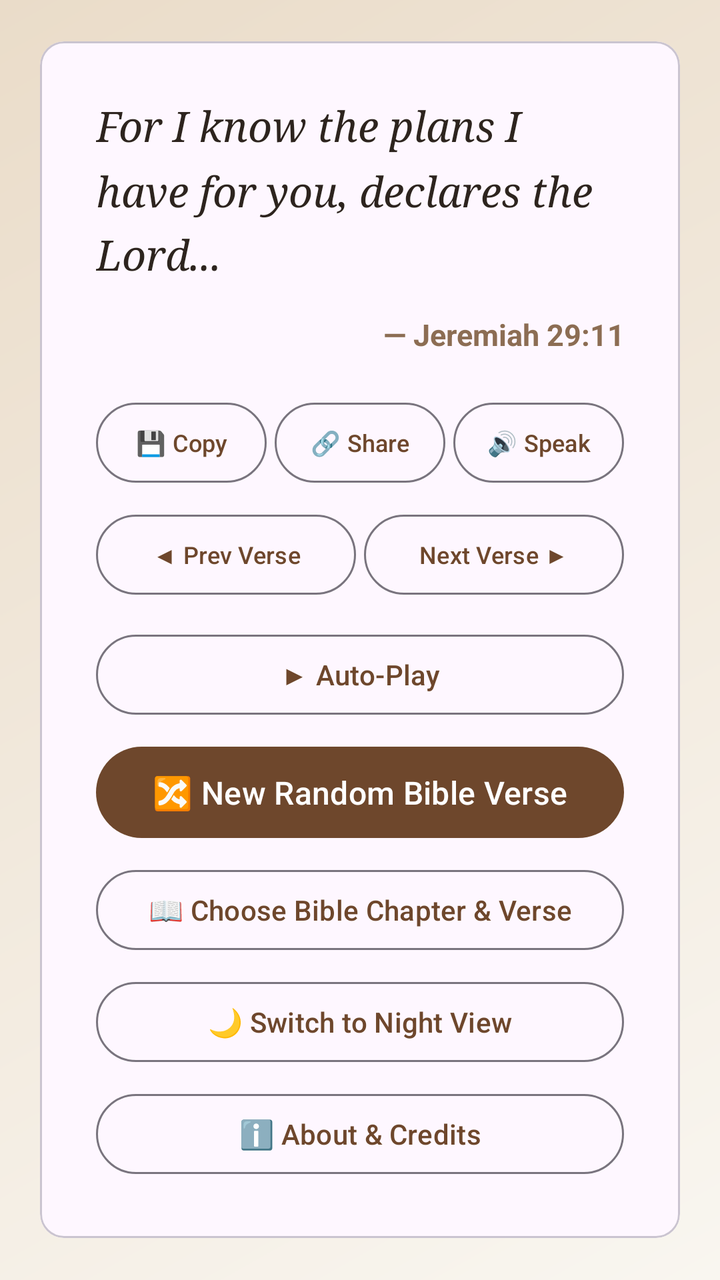
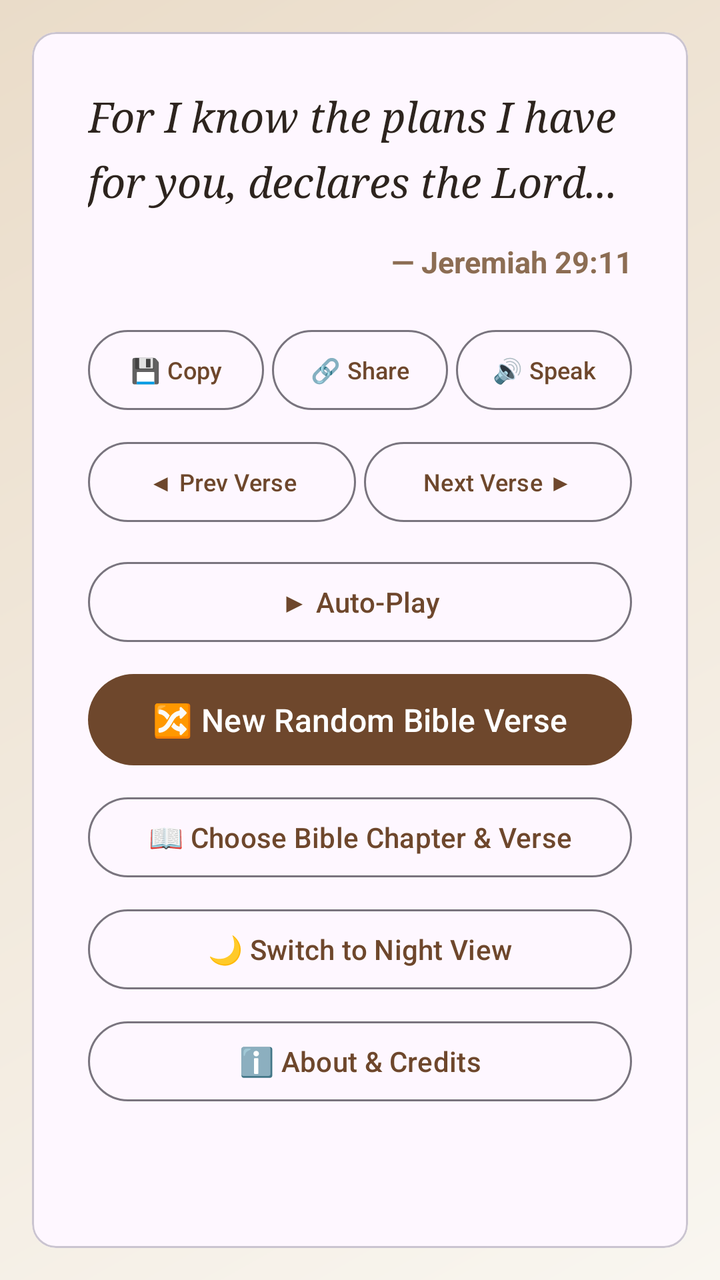

Screens rendered from an Android XML layout before and after an edit, with the pre-edit source and the edit as a unified diff.
<!-- AndroidManifest.xml: application theme Theme.RandomBibleVerse -->
<!-- res/layout/activity_main.xml -->
<?xml version="1.0" encoding="utf-8"?>
<RelativeLayout xmlns:android="http://schemas.android.com/apk/res/android"
    xmlns:app="http://schemas.android.com/apk/auto"
    android:layout_width="match_parent"
    android:layout_height="match_parent"
    android:background="@drawable/bg_gradient">

    
    <com.google.android.material.card.MaterialCardView
        android:id="@+id/verseCard"
        android:layout_width="match_parent"
        android:layout_height="wrap_content"
        android:layout_centerInParent="true"
        android:layout_margin="20dp"
        app:cardCornerRadius="20dp"
        app:cardElevation="8dp"
        app:cardBackgroundColor="#FFFFFF"
        app:strokeWidth="1dp"
        app:strokeColor="#E8E2D5">

        <LinearLayout
            android:layout_width="match_parent"
            android:layout_height="wrap_content"
            android:orientation="vertical"
            android:padding="28dp">

            
            <TextView
                android:id="@+id/tvVerseText"
                android:layout_width="match_parent"
                android:layout_height="wrap_content"
                android:text="For I know the plans I have for you, declares the Lord..."
                android:textSize="21sp"
                android:textColor="#2D241E"
                android:fontFamily="serif"
                android:lineSpacingMultiplier="1.3"
                android:textStyle="italic" />

            
            <TextView
                android:id="@+id/tvVerseRef"
                android:layout_width="match_parent"
                android:layout_height="wrap_content"
                android:layout_marginTop="16dp"
                android:text="— Jeremiah 29:11"
                android:textSize="15sp"
                android:textColor="#8C6D53"
                android:textStyle="bold"
                android:gravity="end" />

            
            <LinearLayout
                android:layout_width="match_parent"
                android:layout_height="wrap_content"
                android:layout_marginTop="20dp"
                android:orientation="horizontal"
                android:weightSum="3">
                
                
                <com.google.android.material.button.MaterialButton
                    android:id="@+id/btnCopy"
                    style="?attr/materialButtonOutlinedStyle"
                    android:layout_width="0dp"
                    android:layout_height="wrap_content"
                    android:layout_weight="1"
                    android:text="💾 Copy"
                    android:textSize="12sp"
                    android:insetLeft="0dp"
                    android:insetRight="0dp"
                    android:paddingHorizontal="2dp"
                    android:textColor="#6E472C"
                    app:strokeColor="#6E472C"
                    android:layout_marginEnd="2dp" />
                
                
                <com.google.android.material.button.MaterialButton
                    android:id="@+id/btnShare"
                    style="?attr/materialButtonOutlinedStyle"
                    android:layout_width="0dp"
                    android:layout_height="wrap_content"
                    android:layout_weight="1"
                    android:text="🔗 Share"
                    android:textSize="12sp"
                    android:insetLeft="0dp"
                    android:insetRight="0dp"
                    android:paddingHorizontal="2dp"
                    android:textColor="#6E472C"
                    app:strokeColor="#6E472C"
                    android:layout_marginStart="2dp"
                    android:layout_marginEnd="2dp" />

                
                <com.google.android.material.button.MaterialButton
                    android:id="@+id/btnSpeak"
                    style="?attr/materialButtonOutlinedStyle"
                    android:layout_width="0dp"
                    android:layout_height="wrap_content"
                    android:layout_weight="1"
                    android:text="🔊 Speak"
                    android:textSize="12sp"
                    android:insetLeft="0dp"
                    android:insetRight="0dp"
                    android:paddingHorizontal="2dp"
                    android:textColor="#6E472C"
                    app:strokeColor="#6E472C"
                    android:layout_marginStart="2dp" />
            </LinearLayout>

            
            <LinearLayout
                android:layout_width="match_parent"
                android:layout_height="wrap_content"
                android:layout_marginTop="8dp"
                android:orientation="horizontal"
                android:weightSum="2">

                
                <com.google.android.material.button.MaterialButton
                    android:id="@+id/btnPrev"
                    style="?attr/materialButtonOutlinedStyle"
                    android:layout_width="0dp"
                    android:layout_height="wrap_content"
                    android:layout_weight="1"
                    android:text="◀ Prev Verse"
                    android:textSize="12sp"
                    android:insetLeft="0dp"
                    android:insetRight="0dp"
                    android:textColor="#6E472C"
                    app:strokeColor="#6E472C"
                    android:layout_marginEnd="2dp" />

                
                <com.google.android.material.button.MaterialButton
                    android:id="@+id/btnNext"
                    style="?attr/materialButtonOutlinedStyle"
                    android:layout_width="0dp"
                    android:layout_height="wrap_content"
                    android:layout_weight="1"
                    android:text="Next Verse ▶"
                    android:textSize="12sp"
                    android:insetLeft="0dp"
                    android:insetRight="0dp"
                    android:textColor="#6E472C"
                    app:strokeColor="#6E472C"
                    android:layout_marginStart="2dp" />
            </LinearLayout>

            
            <com.google.android.material.button.MaterialButton
                android:id="@+id/btnAutoPlay"
                style="?attr/materialButtonOutlinedStyle"
                android:layout_width="match_parent"
                android:layout_height="wrap_content"
                android:layout_marginTop="12dp"
                android:text="▶ Auto-Play"
                android:textSize="14sp"
                android:textColor="#6E472C"
                app:strokeColor="#6E472C"
                app:cornerRadius="12dp" />

            
            <com.google.android.material.button.MaterialButton
                android:id="@+id/btnRefresh"
                android:layout_width="match_parent"
                android:layout_height="wrap_content"
                android:layout_marginTop="8dp"
                android:text="🔀 New Random Bible Verse"
                android:textSize="16sp"
                android:paddingVertical="12dp"
                app:backgroundTint="#6E472C"
                app:cornerRadius="12dp" />

            
            <com.google.android.material.button.MaterialButton
                android:id="@+id/btnSelectManual"
                style="?attr/materialButtonOutlinedStyle"
                android:layout_width="match_parent"
                android:layout_height="wrap_content"
                android:layout_marginTop="8dp"
                android:text="📖 Choose Bible Chapter &amp; Verse"
                android:textColor="#6E472C"
                app:strokeColor="#6E472C"
                app:cornerRadius="12dp" />

            
            <com.google.android.material.button.MaterialButton
                android:id="@+id/btnToggleTheme"
                style="?attr/materialButtonOutlinedStyle"
                android:layout_width="match_parent"
                android:layout_height="wrap_content"
                android:layout_marginTop="8dp"
                android:text="🌙 Switch to Night View"
                android:textColor="#6E472C"
                app:strokeColor="#6E472C"
                app:cornerRadius="12dp" />

            
            <com.google.android.material.button.MaterialButton
                android:id="@+id/btnAbout"
                style="?attr/materialButtonOutlinedStyle"
                android:layout_width="match_parent"
                android:layout_height="wrap_content"
                android:layout_marginTop="8dp"
                android:text="ℹ️ About &amp; Credits"
                android:textColor="#6E472C"
                app:strokeColor="#6E472C"
                app:cornerRadius="12dp" />

        </LinearLayout>
    </com.google.android.material.card.MaterialCardView>
</RelativeLayout>
<!-- resources referenced by this layout -->
<resources>
  <!-- drawable bg_gradient (drawable) -->
  <?xml version="1.0" encoding="utf-8"?>
  <shape xmlns:android="http://schemas.android.com/apk/res/android"
      android:shape="rectangle">
      <gradient
          android:angle="135"
          android:startColor="#F9F6F0"
          android:endColor="#EADcc9"
          android:type="linear" />
  </shape>
  <style name="Theme.RandomBibleVerse" parent="Theme.Material3.DayNight.NoActionBar">
          
          <item name="colorPrimary">#6E472C</item>
          <item name="android:statusBarColor">#6E472C</item>
      </style>
</resources>

<!-- the commit's change to res/layout/activity_main.xml (unified diff, before → after) -->
@@ -9,203 +9,211 @@
     <com.google.android.material.card.MaterialCardView
         android:id="@+id/verseCard"
         android:layout_width="match_parent"
-        android:layout_height="wrap_content"
-        android:layout_centerInParent="true"
-        android:layout_margin="20dp"
+        android:layout_height="match_parent"
+        android:layout_margin="16dp"
         app:cardCornerRadius="20dp"
         app:cardElevation="8dp"
         app:cardBackgroundColor="#FFFFFF"
         app:strokeWidth="1dp"
         app:strokeColor="#E8E2D5">
 
-        <LinearLayout
+        
+        <ScrollView
             android:layout_width="match_parent"
-            android:layout_height="wrap_content"
-            android:orientation="vertical"
-            android:padding="28dp">
-
-            
-            <TextView
-                android:id="@+id/tvVerseText"
-                android:layout_width="match_parent"
-                android:layout_height="wrap_content"
-                android:text="For I know the plans I have for you, declares the Lord..."
-                android:textSize="21sp"
-                android:textColor="#2D241E"
-                android:fontFamily="serif"
-                android:lineSpacingMultiplier="1.3"
-                android:textStyle="italic" />
-
-            
-            <TextView
-                android:id="@+id/tvVerseRef"
-                android:layout_width="match_parent"
-                android:layout_height="wrap_content"
-                android:layout_marginTop="16dp"
-                android:text="— Jeremiah 29:11"
-                android:textSize="15sp"
-                android:textColor="#8C6D53"
-                android:textStyle="bold"
-                android:gravity="end" />
-
-            
+            android:layout_height="match_parent"
+            android:fillViewport="true"
+            android:scrollbars="none">
+
             <LinearLayout
                 android:layout_width="match_parent"
                 android:layout_height="wrap_content"
-                android:layout_marginTop="20dp"
-                android:orientation="horizontal"
-                android:weightSum="3">
-                
-                
-                <com.google.android.material.button.MaterialButton
-                    android:id="@+id/btnCopy"
-                    style="?attr/materialButtonOutlinedStyle"
-                    android:layout_width="0dp"
-                    android:layout_height="wrap_content"
-                    android:layout_weight="1"
-                    android:text="💾 Copy"
-                    android:textSize="12sp"
-                    android:insetLeft="0dp"
-                    android:insetRight="0dp"
-                    android:paddingHorizontal="2dp"
-                    android:textColor="#6E472C"
-                    app:strokeColor="#6E472C"
-                    android:layout_marginEnd="2dp" />
-                
-                
-                <com.google.android.material.button.MaterialButton
-                    android:id="@+id/btnShare"
-                    style="?attr/materialButtonOutlinedStyle"
-                    android:layout_width="0dp"
-                    android:layout_height="wrap_content"
-                    android:layout_weight="1"
-                    android:text="🔗 Share"
-                    android:textSize="12sp"
-                    android:insetLeft="0dp"
-                    android:insetRight="0dp"
-                    android:paddingHorizontal="2dp"
-                    android:textColor="#6E472C"
-                    app:strokeColor="#6E472C"
-                    android:layout_marginStart="2dp"
-                    android:layout_marginEnd="2dp" />
-
-                
-                <com.google.android.material.button.MaterialButton
-                    android:id="@+id/btnSpeak"
-                    style="?attr/materialButtonOutlinedStyle"
-                    android:layout_width="0dp"
-                    android:layout_height="wrap_content"
-                    android:layout_weight="1"
-                    android:text="🔊 Speak"
-                    android:textSize="12sp"
-                    android:insetLeft="0dp"
-                    android:insetRight="0dp"
-                    android:paddingHorizontal="2dp"
-                    android:textColor="#6E472C"
-                    app:strokeColor="#6E472C"
-                    android:layout_marginStart="2dp" />
+                android:orientation="vertical"
+                android:padding="28dp">
+
+                
+                <TextView
+                    android:id="@+id/tvVerseText"
+                    android:layout_width="match_parent"
+                    android:layout_height="wrap_content"
+                    android:text="For I know the plans I have for you, declares the Lord..."
+                    android:textSize="21sp"
+                    android:textColor="#2D241E"
+                    android:fontFamily="serif"
+                    android:lineSpacingMultiplier="1.3"
+                    android:textStyle="italic" />
+
+                
+                <TextView
+                    android:id="@+id/tvVerseRef"
+                    android:layout_width="match_parent"
+                    android:layout_height="wrap_content"
+                    android:layout_marginTop="16dp"
+                    android:text="— Jeremiah 29:11"
+                    android:textSize="15sp"
+                    android:textColor="#8C6D53"
+                    android:textStyle="bold"
+                    android:gravity="end" />
+
+                
+                <LinearLayout
+                    android:layout_width="match_parent"
+                    android:layout_height="wrap_content"
+                    android:layout_marginTop="20dp"
+                    android:orientation="horizontal"
+                    android:weightSum="3">
+                    
+                    
+                    <com.google.android.material.button.MaterialButton
+                        android:id="@+id/btnCopy"
+                        style="?attr/materialButtonOutlinedStyle"
+                        android:layout_width="0dp"
+                        android:layout_height="wrap_content"
+                        android:layout_weight="1"
+                        android:text="💾 Copy"
+                        android:textSize="12sp"
+                        android:insetLeft="0dp"
+                        android:insetRight="0dp"
+                        android:paddingHorizontal="2dp"
+                        android:textColor="#6E472C"
+                        app:strokeColor="#6E472C"
+                        android:layout_marginEnd="2dp" />
+                    
+                    
+                    <com.google.android.material.button.MaterialButton
+                        android:id="@+id/btnShare"
+                        style="?attr/materialButtonOutlinedStyle"
+                        android:layout_width="0dp"
+                        android:layout_height="wrap_content"
+                        android:layout_weight="1"
+                        android:text="🔗 Share"
+                        android:textSize="12sp"
+                        android:insetLeft="0dp"
+                        android:insetRight="0dp"
+                        android:paddingHorizontal="2dp"
+                        android:textColor="#6E472C"
+                        app:strokeColor="#6E472C"
+                        android:layout_marginStart="2dp"
+                        android:layout_marginEnd="2dp" />
+
+                    
+                    <com.google.android.material.button.MaterialButton
+                        android:id="@+id/btnSpeak"
+                        style="?attr/materialButtonOutlinedStyle"
+                        android:layout_width="0dp"
+                        android:layout_height="wrap_content"
+                        android:layout_weight="1"
+                        android:text="🔊 Speak"
+                        android:textSize="12sp"
+                        android:insetLeft="0dp"
+                        android:insetRight="0dp"
+                        android:paddingHorizontal="2dp"
+                        android:textColor="#6E472C"
+                        app:strokeColor="#6E472C"
+                        android:layout_marginStart="2dp" />
+                </LinearLayout>
+
+                
+                <LinearLayout
+                    android:layout_width="match_parent"
+                    android:layout_height="wrap_content"
+                    android:layout_marginTop="8dp"
+                    android:orientation="horizontal"
+                    android:weightSum="2">
+
+                    
+                    <com.google.android.material.button.MaterialButton
+                        android:id="@+id/btnPrev"
+                        style="?attr/materialButtonOutlinedStyle"
+                        android:layout_width="0dp"
+                        android:layout_height="wrap_content"
+                        android:layout_weight="1"
+                        android:text="◀ Prev Verse"
+                        android:textSize="12sp"
+                        android:insetLeft="0dp"
+                        android:insetRight="0dp"
+                        android:textColor="#6E472C"
+                        app:strokeColor="#6E472C"
+                        android:layout_marginEnd="2dp" />
+
+                    
+                    <com.google.android.material.button.MaterialButton
+                        android:id="@+id/btnNext"
+                        style="?attr/materialButtonOutlinedStyle"
+                        android:layout_width="0dp"
+                        android:layout_height="wrap_content"
+                        android:layout_weight="1"
+                        android:text="Next Verse ▶"
+                        android:textSize="12sp"
+                        android:insetLeft="0dp"
+                        android:insetRight="0dp"
+                        android:textColor="#6E472C"
+                        app:strokeColor="#6E472C"
+                        android:layout_marginStart="2dp" />
+                </LinearLayout>
+
+                
+                <com.google.android.material.button.MaterialButton
+                    android:id="@+id/btnAutoPlay"
+                    style="?attr/materialButtonOutlinedStyle"
+                    android:layout_width="match_parent"
+                    android:layout_height="wrap_content"
+                    android:layout_marginTop="12dp"
+                    android:text="▶ Auto-Play"
+                    android:textSize="14sp"
+                    android:textColor="#6E472C"
+                    app:strokeColor="#6E472C"
+                    app:cornerRadius="12dp" />
+
+                
+                <com.google.android.material.button.MaterialButton
+                    android:id="@+id/btnRefresh"
+                    android:layout_width="match_parent"
+                    android:layout_height="wrap_content"
+                    android:layout_marginTop="8dp"
+                    android:text="🔀 New Random Bible Verse"
+                    android:textSize="16sp"
+                    android:paddingVertical="12dp"
+                    app:backgroundTint="#6E472C"
+                    app:cornerRadius="12dp" />
+
+                
+                <com.google.android.material.button.MaterialButton
+                    android:id="@+id/btnSelectManual"
+                    style="?attr/materialButtonOutlinedStyle"
+                    android:layout_width="match_parent"
+                    android:layout_height="wrap_content"
+                    android:layout_marginTop="8dp"
+                    android:text="📖 Choose Bible Chapter &amp; Verse"
+                    android:textColor="#6E472C"
+                    app:strokeColor="#6E472C"
+                    app:cornerRadius="12dp" />
+
+                
+                <com.google.android.material.button.MaterialButton
+                    android:id="@+id/btnToggleTheme"
+                    style="?attr/materialButtonOutlinedStyle"
+                    android:layout_width="match_parent"
+                    android:layout_height="wrap_content"
+                    android:layout_marginTop="8dp"
+                    android:text="🌙 Switch to Night View"
+                    android:textColor="#6E472C"
+                    app:strokeColor="#6E472C"
+                    app:cornerRadius="12dp" />
+
+                
+                <com.google.android.material.button.MaterialButton
+                    android:id="@+id/btnAbout"
+                    style="?attr/materialButtonOutlinedStyle"
+                    android:layout_width="match_parent"
+                    android:layout_height="wrap_content"
+                    android:layout_marginTop="8dp"
+                    android:layout_marginBottom="4dp"
+                    android:text="ℹ️ About &amp; Credits"
+                    android:textColor="#6E472C"
+                    app:strokeColor="#6E472C"
+                    app:cornerRadius="12dp" />
+
             </LinearLayout>
-
-            
-            <LinearLayout
-                android:layout_width="match_parent"
-                android:layout_height="wrap_content"
-                android:layout_marginTop="8dp"
-                android:orientation="horizontal"
-                android:weightSum="2">
-
-                
-                <com.google.android.material.button.MaterialButton
-                    android:id="@+id/btnPrev"
-                    style="?attr/materialButtonOutlinedStyle"
-                    android:layout_width="0dp"
-                    android:layout_height="wrap_content"
-                    android:layout_weight="1"
-                    android:text="◀ Prev Verse"
-                    android:textSize="12sp"
-                    android:insetLeft="0dp"
-                    android:insetRight="0dp"
-                    android:textColor="#6E472C"
-                    app:strokeColor="#6E472C"
-                    android:layout_marginEnd="2dp" />
-
-                
-                <com.google.android.material.button.MaterialButton
-                    android:id="@+id/btnNext"
-                    style="?attr/materialButtonOutlinedStyle"
-                    android:layout_width="0dp"
-                    android:layout_height="wrap_content"
-                    android:layout_weight="1"
-                    android:text="Next Verse ▶"
-                    android:textSize="12sp"
-                    android:insetLeft="0dp"
-                    android:insetRight="0dp"
-                    android:textColor="#6E472C"
-                    app:strokeColor="#6E472C"
-                    android:layout_marginStart="2dp" />
-            </LinearLayout>
-
-            
-            <com.google.android.material.button.MaterialButton
-                android:id="@+id/btnAutoPlay"
-                style="?attr/materialButtonOutlinedStyle"
-                android:layout_width="match_parent"
-                android:layout_height="wrap_content"
-                android:layout_marginTop="12dp"
-                android:text="▶ Auto-Play"
-                android:textSize="14sp"
-                android:textColor="#6E472C"
-                app:strokeColor="#6E472C"
-                app:cornerRadius="12dp" />
-
-            
-            <com.google.android.material.button.MaterialButton
-                android:id="@+id/btnRefresh"
-                android:layout_width="match_parent"
-                android:layout_height="wrap_content"
-                android:layout_marginTop="8dp"
-                android:text="🔀 New Random Bible Verse"
-                android:textSize="16sp"
-                android:paddingVertical="12dp"
-                app:backgroundTint="#6E472C"
-                app:cornerRadius="12dp" />
-
-            
-            <com.google.android.material.button.MaterialButton
-                android:id="@+id/btnSelectManual"
-                style="?attr/materialButtonOutlinedStyle"
-                android:layout_width="match_parent"
-                android:layout_height="wrap_content"
-                android:layout_marginTop="8dp"
-                android:text="📖 Choose Bible Chapter &amp; Verse"
-                android:textColor="#6E472C"
-                app:strokeColor="#6E472C"
-                app:cornerRadius="12dp" />
-
-            
-            <com.google.android.material.button.MaterialButton
-                android:id="@+id/btnToggleTheme"
-                style="?attr/materialButtonOutlinedStyle"
-                android:layout_width="match_parent"
-                android:layout_height="wrap_content"
-                android:layout_marginTop="8dp"
-                android:text="🌙 Switch to Night View"
-                android:textColor="#6E472C"
-                app:strokeColor="#6E472C"
-                app:cornerRadius="12dp" />
-
-            
-            <com.google.android.material.button.MaterialButton
-                android:id="@+id/btnAbout"
-                style="?attr/materialButtonOutlinedStyle"
-                android:layout_width="match_parent"
-                android:layout_height="wrap_content"
-                android:layout_marginTop="8dp"
-                android:text="ℹ️ About &amp; Credits"
-                android:textColor="#6E472C"
-                app:strokeColor="#6E472C"
-                app:cornerRadius="12dp" />
-
-        </LinearLayout>
+        </ScrollView>
     </com.google.android.material.card.MaterialCardView>
 </RelativeLayout>
